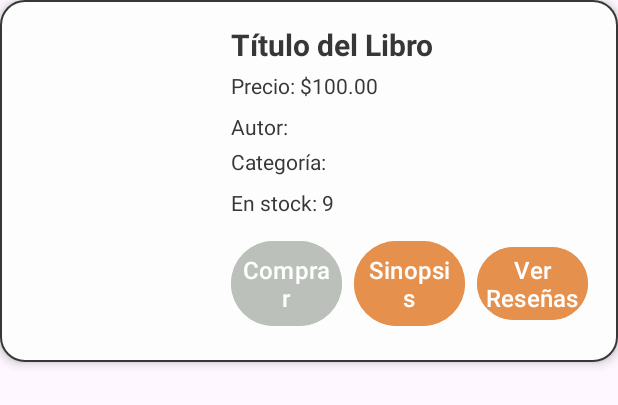
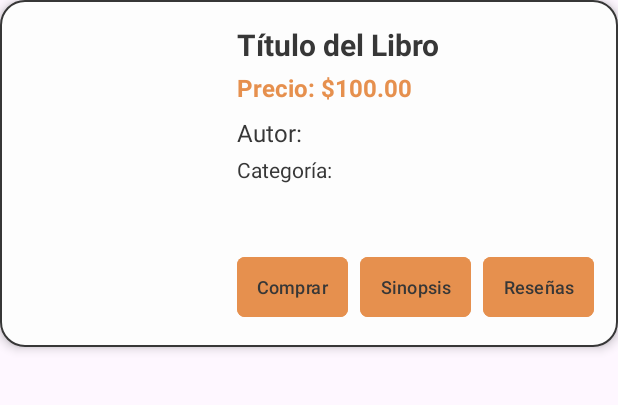
Before and after one commit to mercado-libro-integrador-2025/MercadoLibroMobile, an Android app: the layout item_book.xml on its own in the app's theme, with its tools: preview values and no code run, on a phone screen of 412 x 824 dp. Shown: the top 405 px of the screen. Run offline under Robolectric (Android 15) with nearby library versions, the phone set to English and light mode, and no system bars; network calls fail; Roboto replaces fonts that are not available here.

Commit message:
comienzo a unificar estilos

```diff
--- a/app/src/main/res/drawable/rounded_button.xml
+++ /dev/null
@@ -1,5 +0,0 @@
-<?xml version="1.0" encoding="utf-8"?>
-<shape xmlns:android="http://schemas.android.com/apk/res/android"
-    android:shape="rectangle">
-    <solid android:color="@color/sunstone_neutral_5" />
-    <corners android:radius="@dimen/corner_radius_button_large" /> </shape>
--- a/app/src/main/res/layout/item_book.xml
+++ b/app/src/main/res/layout/item_book.xml
@@ -1,127 +1,253 @@
 <?xml version="1.0" encoding="utf-8"?>
+
 <androidx.constraintlayout.widget.ConstraintLayout xmlns:android="http://schemas.android.com/apk/res/android"
+
     xmlns:app="http://schemas.android.com/apk/res-auto"
+
     android:layout_width="match_parent"
+
     android:layout_height="wrap_content"
+
     android:layout_marginBottom="@dimen/margin_medium"
+
     android:background="@drawable/borde_card"
+
     android:elevation="@dimen/card_elevation"
+
     android:padding="@dimen/padding_large">
 
+
     <ImageView
+
         android:id="@+id/ivBookCover"
+
         android:layout_width="@dimen/book_cover_width"
+
         android:layout_height="@dimen/book_cover_height"
+
+        android:adjustViewBounds="true"
+
+        android:contentDescription="@string/content_description_book_cover"
+
         android:scaleType="centerCrop"
-        android:adjustViewBounds="true"
-        android:contentDescription="@string/content_description_book_cover"
+
         app:layout_constraintBottom_toBottomOf="parent"
+
         app:layout_constraintStart_toStartOf="parent"
+
         app:layout_constraintTop_toTopOf="parent" />
 
+
     <TextView
+
         android:id="@+id/tvBookTitle"
+
         android:layout_width="0dp"
+
         android:layout_height="wrap_content"
-        android:layout_marginStart="@dimen/margin_small"
+
+        android:layout_marginStart="@dimen/margin_medium"
+
         android:text="@string/book_title_placeholder"
+
         android:textColor="@color/text_primary"
+
         android:textSize="@dimen/text_size_large"
+
         android:textStyle="bold"
+
         app:layout_constraintEnd_toEndOf="parent"
+
         app:layout_constraintStart_toEndOf="@id/ivBookCover"
+
         app:layout_constraintTop_toTopOf="parent" />
 
+
     <TextView
+
         android:id="@+id/tvBookPrice"
+
         android:layout_width="0dp"
+
         android:layout_height="wrap_content"
-        android:layout_marginStart="@dimen/margin_small"
-        android:layout_marginTop="@dimen/margin_extra_small"
+
+        android:layout_marginStart="@dimen/margin_medium"
+
+        android:layout_marginTop="@dimen/margin_small"
+
         android:text="@string/book_price_placeholder"
-        android:textColor="@color/text_primary"
+
+        android:textColor="@color/sunstone_neutral_6"
+
+        android:textSize="@dimen/text_size_medium"
+
+        android:textStyle="bold"
+
         app:layout_constraintEnd_toEndOf="parent"
+
         app:layout_constraintStart_toEndOf="@id/ivBookCover"
+
         app:layout_constraintTop_toBottomOf="@id/tvBookTitle" />
 
-    <TextView
-        android:id="@+id/tvAuthor"
+
+    <LinearLayout
+
+        android:id="@+id/authorCategoryLayout"
+
         android:layout_width="0dp"
+
         android:layout_height="wrap_content"
-        android:layout_marginStart="@dimen/margin_small"
+
+        android:layout_marginStart="@dimen/margin_medium"
+
         android:layout_marginTop="@dimen/margin_medium"
-        android:text="@string/book_author_placeholder" android:textColor="@color/text_primary"
+
+        android:orientation="vertical"
+
         app:layout_constraintEnd_toEndOf="parent"
+
         app:layout_constraintStart_toEndOf="@id/ivBookCover"
-        app:layout_constraintTop_toBottomOf="@id/tvBookPrice" />
+
+        app:layout_constraintTop_toBottomOf="@id/tvBookPrice">
+
 
         <TextView
-        android:id="@+id/tvCategory"
-        android:layout_width="0dp"
+
+            android:id="@+id/tvAuthor"
+
+            android:layout_width="wrap_content"
+
             android:layout_height="wrap_content"
-        android:layout_marginStart="@dimen/margin_small"
-        android:layout_marginTop="@dimen/margin_extra_small"
-        android:text="@string/book_category_placeholder" android:textColor="@color/text_primary"
-        android:textSize="@dimen/text_size_small" app:layout_constraintEnd_toEndOf="parent"
-        app:layout_constraintStart_toEndOf="@id/ivBookCover"
-        app:layout_constraintTop_toBottomOf="@id/tvAuthor" />
+
+            android:text="@string/book_author_placeholder"
+
+            android:textColor="@color/sunstone_neutral_5"
+
+            android:textSize="@dimen/text_size_medium" />
+
 
         <TextView
-        android:id="@+id/tvBookStock"
-        android:layout_width="0dp"
+
+            android:id="@+id/tvCategory"
+
+            android:layout_width="wrap_content"
+
             android:layout_height="wrap_content"
-        android:layout_marginStart="@dimen/margin_small"
-        android:layout_marginTop="@dimen/margin_medium"
-        android:text="@string/book_stock_placeholder" android:textColor="@color/text_primary"
-        app:layout_constraintEnd_toEndOf="parent"
-        app:layout_constraintStart_toEndOf="@id/ivBookCover"
-        app:layout_constraintTop_toBottomOf="@id/tvCategory" />
+
+            android:layout_marginTop="@dimen/margin_extra_small"
+
+            android:text="@string/book_category_placeholder"
+
+            android:textColor="@color/sunstone_neutral_5"
+
+            android:textSize="@dimen/text_size_small" />
+
+    </LinearLayout>
+
 
     <LinearLayout
+
         android:id="@+id/linearLayout"
+
         android:layout_width="0dp"
+
         android:layout_height="wrap_content"
-        android:layout_marginTop="@dimen/margin_medium"
+
+        android:layout_marginStart="@dimen/margin_medium"
+
+        android:layout_marginTop="@dimen/margin_large"
+
         android:orientation="horizontal"
+
         app:layout_constraintBottom_toBottomOf="parent"
+
         app:layout_constraintEnd_toEndOf="parent"
-        app:layout_constraintStart_toEndOf="@id/ivBookCover"
-        app:layout_constraintTop_toBottomOf="@id/tvBookStock">
+
+        app:layout_constraintStart_toEndOf="@id/ivBookCover">
+
 
         <Button
+
             android:id="@+id/btnComprar"
+
             android:layout_width="0dp"
+
             android:layout_height="wrap_content"
-            android:layout_margin="@dimen/margin_extra_small"
+
+            android:layout_marginEnd="@dimen/margin_extra_small"
+
             android:layout_weight="1"
-            android:backgroundTint="@color/sunstone_neutral_2"
-            android:padding="@dimen/padding_medium"
+
+            android:backgroundTint="@color/sunstone_neutral_6"
+
+            android:minHeight="@dimen/min_touch_target_size"
+
+            android:padding="@dimen/padding_small"
+
             android:text="@string/button_buy"
-            android:textColor="@color/white"
-            android:textSize="@dimen/text_size_medium" />
+
+            android:textColor="@color/text_primary"
+
+            android:textSize="12dp"
+
+            app:cornerRadius="@dimen/card_corner_radius" />
+
 
         <Button
+
             android:id="@+id/btnSinopsis"
+
             android:layout_width="0dp"
+
             android:layout_height="wrap_content"
-            android:layout_margin="@dimen/margin_extra_small"
+
+            android:layout_marginStart="@dimen/margin_extra_small"
+
+            android:layout_marginEnd="@dimen/margin_extra_small"
+
             android:layout_weight="1"
+
             android:backgroundTint="@color/sunstone_neutral_6"
-            android:padding="@dimen/padding_medium"
+
+            android:minHeight="@dimen/min_touch_target_size"
+
+            android:padding="@dimen/padding_small"
+
             android:text="@string/button_synopsis"
-            android:textColor="@color/white"
-            android:textSize="@dimen/text_size_medium" />
+
+            android:textColor="@color/text_primary"
+
+            android:textSize="12dp"
+
+            app:cornerRadius="@dimen/card_corner_radius" />
+
 
         <Button
+
             android:id="@+id/btnViewReviews"
+
             android:layout_width="0dp"
+
             android:layout_height="wrap_content"
-            android:layout_margin="@dimen/margin_extra_small"
+
+            android:layout_marginStart="@dimen/margin_extra_small"
+
             android:layout_weight="1"
+
             android:backgroundTint="@color/sunstone_neutral_6"
+
+            android:minHeight="@dimen/min_touch_target_size"
+
             android:padding="@dimen/padding_small"
+
             android:text="@string/button_view_reviews"
-            android:textColor="@color/white"
-            android:textSize="@dimen/text_size_medium" />
+
+            android:textColor="@color/text_primary"
+
+            android:textSize="12dp"
+
+            app:cornerRadius="@dimen/card_corner_radius" />
+
     </LinearLayout>
+
 </androidx.constraintlayout.widget.ConstraintLayout>
--- a/app/src/main/res/values/strings.xml
+++ b/app/src/main/res/values/strings.xml
@@ -18,7 +18,6 @@
     <string name="book_price_placeholder">Precio: $100.00</string>
     <string name="book_author_placeholder">Autor:</string>
     <string name="book_category_placeholder">Categoría:</string>
-    <string name="book_stock_placeholder">En stock: 9</string>
     <string name="button_buy">Comprar</string>
     <string name="button_synopsis">Sinopsis</string>
     <string name="error_respuesta">Error de respuesta: %s</string>
@@ -175,7 +174,7 @@
     <string name="error_network_connection_orders">Error de conexión al cargar pedidos: %s</string>
     <string name="email_not_found">Email no encontrado</string>
 
-    <string name="button_view_reviews">Ver Reseñas</string>
+    <string name="button_view_reviews">Reseñas</string>
     <string name="reviews_for_book_placeholder">Reseñas del Libro</string>
     <string name="reviews_for_book_display">Reseñas de: %s</string>
     <string name="reviews_for_book_default">Reseñas del Libro</string>
@@ -202,7 +201,6 @@
     <string name="book_price_display">Precio: $%s</string>
     <string name="book_author_display">Autor: %s</string>
     <string name="book_category_display">Categoría: %s</string>
-    <string name="book_stock_display">En stock: %d</string>
     <string name="error_not_authenticated_buy">Usuario no autenticado. Por favor, inicia sesión.</string>
     <string name="error_show_reviews_fragment">Error: No se puede mostrar el fragment de reseñas.</string>
     <string name="error_token_not_found_cart">Token no encontrado. Por favor, inicia sesión nuevamente.</string>
@@ -235,4 +233,6 @@
     <string name="confirm_delete_review_title">Confirmar Eliminación</string>
     <string name="confirm_delete_review_message">¿Estás seguro de que quieres eliminar esta reseña?</string>
     <string name="app_footer_text">®Mercado Libro 2025</string>
+    <string name="personal_data_laws_info">De acuerdo con las leyes de protección de datos personales, tienes derecho a solicitar la eliminación de tu cuenta y de todos tus datos asociados en cualquier momento.</string>
+
 </resources>
```
Also changed, not shown: app/src/main/java/com/ispc/mercadolibromobile/adapters/BooksAdapter.java (+3 -5 lines), app/src/main/java/com/ispc/mercadolibromobile/models/Book.java (+1 -13 lines), app/src/main/res/layout/fragment_profile.xml (+32 -15 lines), app/src/main/res/values/colors.xml (+14 -0 lines), 2 other files. Lines whose indentation alone changed are shown as unchanged.
